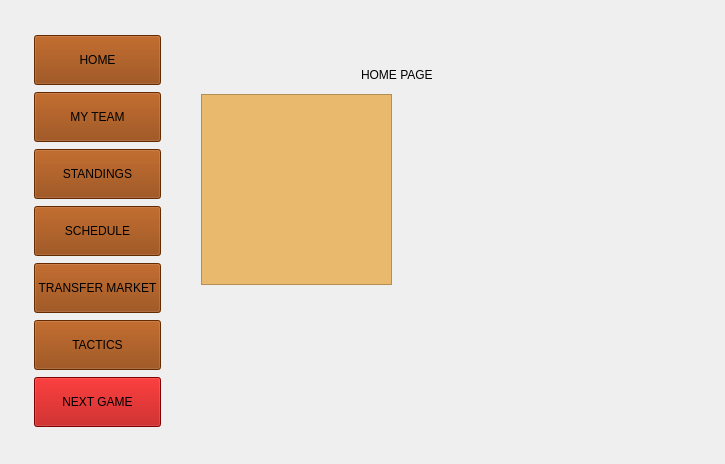
Above: ELManager/Manager/EuroleagueManager/mainwindow.ui from TombaM/RS13-euroleague-basketball-manager before the change. Below: the same form after it.
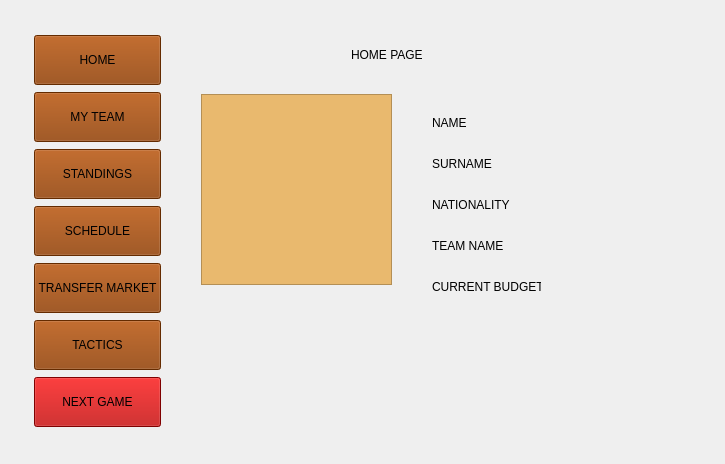
That is the form after the change. The open tabs and pages were chosen to show the change. Icons and pictures are not drawn.

```diff
--- a/ELManager/Manager/EuroleagueManager/mainwindow.ui
+++ b/ELManager/Manager/EuroleagueManager/mainwindow.ui
@@ -321,8 +321,8 @@
               <widget class="QLabel" name="label">
                <property name="geometry">
                 <rect>
-                 <x>170</x>
-                 <y>20</y>
+                 <x>160</x>
+                 <y>0</y>
                  <width>141</width>
                  <height>41</height>
                 </rect>
@@ -350,6 +350,100 @@
                 <enum>QFrame::Raised</enum>
                </property>
               </widget>
+              <widget class="QWidget" name="verticalLayoutWidget">
+               <property name="geometry">
+                <rect>
+                 <x>230</x>
+                 <y>60</y>
+                 <width>131</width>
+                 <height>221</height>
+                </rect>
+               </property>
+               <layout class="QVBoxLayout" name="verticalLayout">
+                <item>
+                 <widget class="QLabel" name="label_26">
+                  <property name="text">
+                   <string>NAME</string>
+                  </property>
+                 </widget>
+                </item>
+                <item>
+                 <widget class="QLabel" name="label_28">
+                  <property name="text">
+                   <string>SURNAME</string>
+                  </property>
+                 </widget>
+                </item>
+                <item>
+                 <widget class="QLabel" name="label_29">
+                  <property name="text">
+                   <string>NATIONALITY</string>
+                  </property>
+                 </widget>
+                </item>
+                <item>
+                 <widget class="QLabel" name="label_30">
+                  <property name="text">
+                   <string>TEAM NAME</string>
+                  </property>
+                 </widget>
+                </item>
+                <item>
+                 <widget class="QLabel" name="label_32">
+                  <property name="text">
+                   <string>CURRENT BUDGET</string>
+                  </property>
+                 </widget>
+                </item>
+               </layout>
+              </widget>
+              <widget class="QWidget" name="verticalLayoutWidget_2">
+               <property name="geometry">
+                <rect>
+                 <x>370</x>
+                 <y>60</y>
+                 <width>131</width>
+                 <height>221</height>
+                </rect>
+               </property>
+               <layout class="QVBoxLayout" name="verticalLayout_2">
+                <item>
+                 <widget class="QLabel" name="nameLabel_2">
+                  <property name="text">
+                   <string/>
+                  </property>
+                 </widget>
+                </item>
+                <item>
+                 <widget class="QLabel" name="surnameLabel_2">
+                  <property name="text">
+                   <string/>
+                  </property>
+                 </widget>
+                </item>
+                <item>
+                 <widget class="QLabel" name="nationalityLabel">
+                  <property name="text">
+                   <string/>
+                  </property>
+                 </widget>
+                </item>
+                <item>
+                 <widget class="QLabel" name="teamNameLabel">
+                  <property name="text">
+                   <string/>
+                  </property>
+                 </widget>
+                </item>
+                <item>
+                 <widget class="QLabel" name="currentBudgetLabel">
+                  <property name="text">
+                   <string/>
+                  </property>
+                 </widget>
+                </item>
+               </layout>
+              </widget>
              </widget>
              <widget class="QWidget" name="myTeamPage">
               <layout class="QGridLayout" name="gridLayout_8">
```
Left out of the diff: 6 changed lines with no effect on the pictures.
